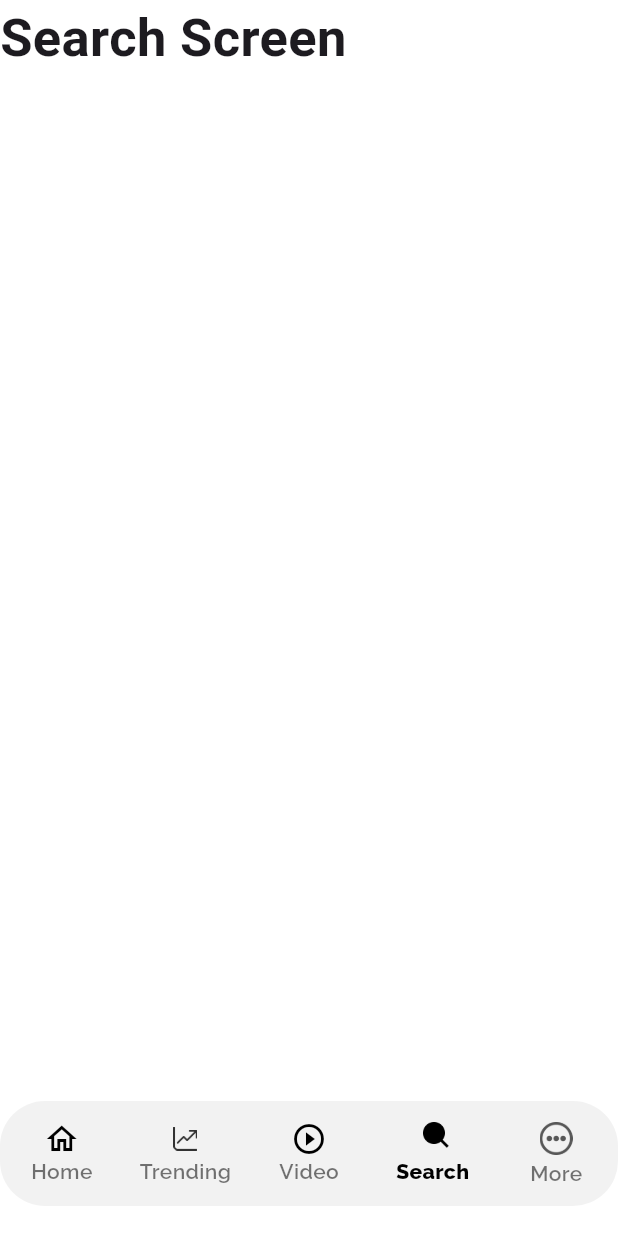
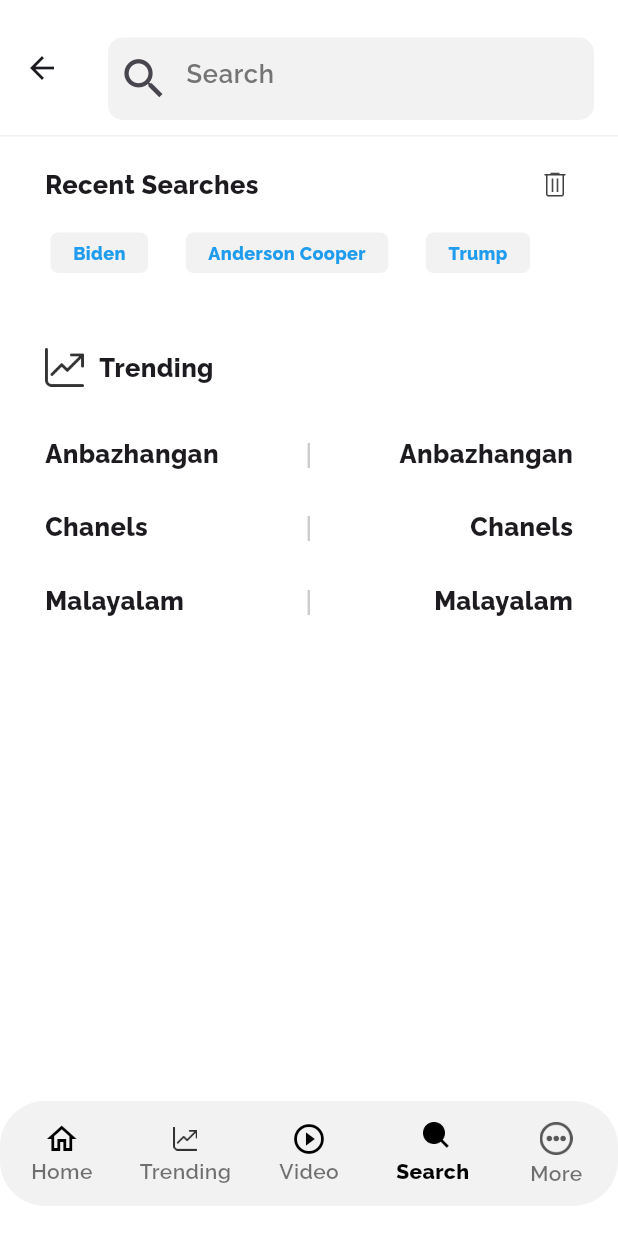
Before and after one commit to shahmir-ahmed/Newzler, a Flutter app: the HomeView screen opened directly, item 4 of the bottom bar chosen, on a phone screen of 412 x 824 dp. Run offline on Flutter 3.47's test engine with Material 3 defaults, Android fonts, the phone set to English and light mode, and no system bars; our stand-ins replace carousel_slider, google_fonts; missing offline and left inert: floating_snackbar.

Commit message:
Verify email and search screen dev. v1.0
Development of verify email and search screen version 1.0

```diff
--- a/newzler/lib/configs/utils.dart
+++ b/newzler/lib/configs/utils.dart
@@ -42,7 +42,7 @@
               child: Icon(
                 Icons.keyboard_arrow_left_rounded,
                 size: backButtonSize ?? 30.0,
-                color: backButtonColor ?? Utils.whiteColor,
+                color: backButtonColor ?? Colors.black,
               )),
       // show the bg color otherwise if background color is null then show white color
       backgroundColor: backgroundColor ?? Utils.whiteColor,
@@ -78,4 +78,50 @@
       scrolledUnderElevation: 0.0,
     );
   }
+
+// get search app bar for search screen
+  static getKAppSearchAppBar() {
+    return AppBar(
+      toolbarHeight: 90.0,
+      backgroundColor: Utils.whiteColor,
+      elevation: 0.0,
+      scrolledUnderElevation: 0.0,
+      title: Container(
+        height: 70,
+        // color: Colors.amber,
+        child: Column(
+          mainAxisAlignment: MainAxisAlignment.end,
+          children: [
+            Container(
+              height: 55.0,
+              decoration: BoxDecoration(
+                borderRadius: BorderRadius.all(Radius.circular(10.0)),
+                color: Utils.lightGreyColor4,
+              ),
+              child: Center(
+                child: TextField(
+                  // controller: _searchController,
+                  style: Utils.kAppPrimaryTextStyle,
+                  // cursorColor: Colors.white,
+                  decoration: InputDecoration(
+                      hintText: 'Search',
+                      hintStyle: Utils.kAppPrimaryTextStyle
+                          .copyWith(color: Utils.lightGreyColor),
+                      border: InputBorder.none,
+                      fillColor: Utils.greyColor,
+                      prefixIcon: Icon(
+                        Icons.search,
+                        size: 35.0,
+                      )),
+                  onChanged: (value) {
+                    // Perform search functionality here
+                  },
+                ),
+              ),
+            ),
+          ],
+        ),
+      ),
+    );
+  }
 }
--- a/newzler/lib/presentation/views/forgot_username_password/widgets/forgot_username_password_view.dart
+++ b/newzler/lib/presentation/views/forgot_username_password/widgets/forgot_username_password_view.dart
@@ -107,7 +107,8 @@
                         ),
 
                         // recover button
-                        PrimaryButton(
+                        CustomButton(
+                          primaryButton: true,
                           onPressed: () {
                             // if form is valid
                             if (_formKey.currentState!.validate()) {
--- a/newzler/lib/presentation/views/home/home_view.dart
+++ b/newzler/lib/presentation/views/home/home_view.dart
@@ -2,6 +2,7 @@
 import 'package:flutter/material.dart';
 import 'package:newzler/configs/utils.dart';
 import 'package:newzler/presentation/views/home/widgets/home_tab_view.dart';
+import 'package:newzler/presentation/views/search/search_view.dart';
 import 'package:newzler/presentation/views/trending/trending_tab_view.dart';
 import 'package:newzler/presentation/views/video/video_tab_view.dart';
 
@@ -19,10 +20,7 @@
     HomeTab(),
     TrendingTabView(),
     VideoTabView(),
-    SafeArea(
-      child: Text('Search Screen',
-          style: TextStyle(fontSize: 35, fontWeight: FontWeight.bold)),
-    ),
+    SearchView(),
     SafeArea(
       child: Text('More Screen',
           style: TextStyle(fontSize: 35, fontWeight: FontWeight.bold)),
--- a/newzler/lib/presentation/views/login/login_view.dart
+++ b/newzler/lib/presentation/views/login/login_view.dart
@@ -184,7 +184,8 @@
                     ),
 
                     // login button
-                    PrimaryButton(
+                    CustomButton(
+                      primaryButton: true,
                       onPressed: () {
                         // if form is valid
                         if (_formKey.currentState!.validate()) {
--- a/newzler/lib/presentation/views/onboarding/choose_language_view.dart
+++ b/newzler/lib/presentation/views/onboarding/choose_language_view.dart
@@ -173,7 +173,8 @@
               mainAxisAlignment: MainAxisAlignment.spaceAround,
               children: [
                 // skip button
-                SecondaryButton(
+                CustomButton(
+                  secondaryButton: true,
                   onPressed: () {
                     popAndPushLoginScreen();
                   },
@@ -183,7 +184,8 @@
                 ),
 
                 // done button
-                PrimaryButton(
+                CustomButton(
+                  primaryButton: true,
                   onPressed: () {
                     // if language not selected
                     if (dropdownValue == languagesList[0]) {
--- a/newzler/lib/presentation/views/onboarding/on_boarding_view_2.dart
+++ b/newzler/lib/presentation/views/onboarding/on_boarding_view_2.dart
@@ -186,7 +186,7 @@
 
               // login buttons
               // primary button with icon for email login
-              GreyIconButton(
+              CustomButton(
                 onPressed: () {
                   // pop screen and push welcome screen
                   popAndPushWelcomeScreen();
@@ -195,6 +195,7 @@
                 icon: Icon(Icons.mail),
                 buttonWidth: MediaQuery.of(context).size.width - 40,
                 buttonHeight: 60.0,
+                backgroundColor: Utils.kAppSecondaryColor
               ),
 
               // space
--- a/newzler/lib/presentation/views/onboarding/widgets/on_boarding_view_1_welcome_view.dart
+++ b/newzler/lib/presentation/views/onboarding/widgets/on_boarding_view_1_welcome_view.dart
@@ -94,7 +94,8 @@
                 ),
 
                 // button
-                PrimaryButton(
+                CustomButton(
+                  primaryButton: true,
                   onPressed: onButtonClick,
                   buttonText: buttonText,
                   buttonWidth: 150.0,
--- /dev/null
+++ b/newzler/lib/presentation/views/search/search_view.dart
@@ -0,0 +1,145 @@
+import 'package:flutter/material.dart';
+import 'package:newzler/configs/utils.dart';
+
+class SearchView extends StatelessWidget {
+  const SearchView({super.key});
+
+  @override
+  Widget build(BuildContext context) {
+    return Scaffold(
+      appBar: Utils.getKAppSearchAppBar(),
+      backgroundColor: Utils.whiteColor,
+      body: _getBody(context),
+    );
+  }
+
+  _getBody(context) {
+    return SingleChildScrollView(
+        child: Column(crossAxisAlignment: CrossAxisAlignment.start, children: [
+      // divider
+      Divider(
+        height: 1.0,
+        color: Utils.lightGreyColor4,
+      ),
+
+      Padding(
+        padding: const EdgeInsets.symmetric(vertical: 20.0, horizontal: 30.0),
+        child: Column(
+          // crossAxisAlignment: CrossAxisAlignment.start,
+          children: [
+            Row(
+              mainAxisAlignment: MainAxisAlignment.spaceBetween,
+              children: [
+                // text
+                Text(
+                  'Recent Searches',
+                  style: Utils.kAppPrimaryTextStyle
+                      .copyWith(fontWeight: FontWeight.w800),
+                ),
+                // delete button
+                Image(
+                  image: AssetImage('assets/images/delete-icon.png'),
+                  width: 24.0,
+                  height: 24.0,
+                ),
+              ],
+            ),
+
+            // space
+            SizedBox(
+              height: 20.0,
+            ),
+
+            // row
+            SingleChildScrollView(
+              scrollDirection: Axis.horizontal,
+              child: Row(
+                  children:
+                      // texts
+                      ['Biden', 'Anderson Cooper', 'Trump'].map((name) {
+                return Container(
+                    decoration: BoxDecoration(
+                      borderRadius: BorderRadius.all(Radius.circular(5.0)),
+                      color: Utils.lightGreyColor4,
+                    ),
+                    margin: EdgeInsets.only(right: 25.0),
+                    padding:
+                        EdgeInsets.symmetric(vertical: 5.0, horizontal: 15.0),
+                    child: Text(
+                      name,
+                      style: Utils.kAppPrimaryTextStyle.copyWith(
+                          color: Utils.kAppPrimaryColor,
+                          fontSize: 12.0,
+                          fontWeight: FontWeight.w800),
+                    ));
+              }).toList()),
+            ),
+
+            // space
+            SizedBox(
+              height: 50.0,
+            ),
+
+            // text
+            Row(
+              children: [
+                // icon
+                Image(
+                  image: AssetImage('assets/images/trending-light.png'),
+                  width: 26.0,
+                  height: 26.0,
+                ),
+
+                // space
+                SizedBox(
+                  width: 10.0,
+                ),
+
+                // text
+                Text(
+                  'Trending',
+                  style: Utils.kAppPrimaryTextStyle
+                      .copyWith(fontWeight: FontWeight.w800),
+                )
+              ],
+            ),
+
+            // space
+            SizedBox(
+              height: 20.0,
+            ),
+
+            // column
+            Column(
+                children:
+                    ['Anbazhangan', 'Chanels', 'Malayalam'].map((trendingName) {
+              return Container(
+                margin: EdgeInsets.symmetric(vertical: 10.0, horizontal: 0.0),
+                child: Row(
+                  mainAxisAlignment: MainAxisAlignment.spaceBetween,
+                  children: [
+                    Text(
+                      trendingName,
+                      style: Utils.kAppPrimaryTextStyle
+                          .copyWith(fontWeight: FontWeight.w800),
+                    ),
+                    Text(
+                      '|',
+                      style: TextStyle(
+                          color: Utils.lightGreyColor3, fontSize: 20.0),
+                    ),
+                    Text(
+                      trendingName,
+                      style: Utils.kAppPrimaryTextStyle
+                          .copyWith(fontWeight: FontWeight.w800),
+                    ),
+                  ],
+                ),
+              );
+            }).toList())
+          ],
+        ),
+      )
+    ]));
+  }
+}
--- a/newzler/lib/presentation/views/trending/trending_tab_view.dart
+++ b/newzler/lib/presentation/views/trending/trending_tab_view.dart
@@ -35,7 +35,8 @@
             ),
 
             // view more button
-            PrimaryButton(
+            CustomButton(
+              primaryButton: true,
               onPressed: () {
                 // push full coverage screen
                 Navigator.push(
--- a/newzler/lib/presentation/views/video/video_tab_view.dart
+++ b/newzler/lib/presentation/views/video/video_tab_view.dart
@@ -139,7 +139,8 @@
               ),
 
               // view more button
-              PrimaryButton(
+              CustomButton(
+                primaryButton: true,
                 onPressed: () {
                   // push full coverage screen
                   Navigator.push(
--- a/newzler/pubspec.yaml
+++ b/newzler/pubspec.yaml
@@ -38,6 +38,7 @@
 
   google_fonts: ^6.2.1
   carousel_slider: ^4.2.1
+  floating_snackbar: ^1.0.5
 
 dev_dependencies:
   flutter_test:
```
Also changed, not shown: newzler/lib/main.dart (+5 -2 lines), newzler/lib/presentation/views/login/signup_view.dart (+25 -5 lines), newzler/lib/presentation/views/login/verify_email_view.dart (added, +270 -0 lines), newzler/lib/presentation/views/widgets/widgets.dart (+105 -62 lines), newzler/assets/images/delete-icon.png (added), newzler/pubspec.lock.
